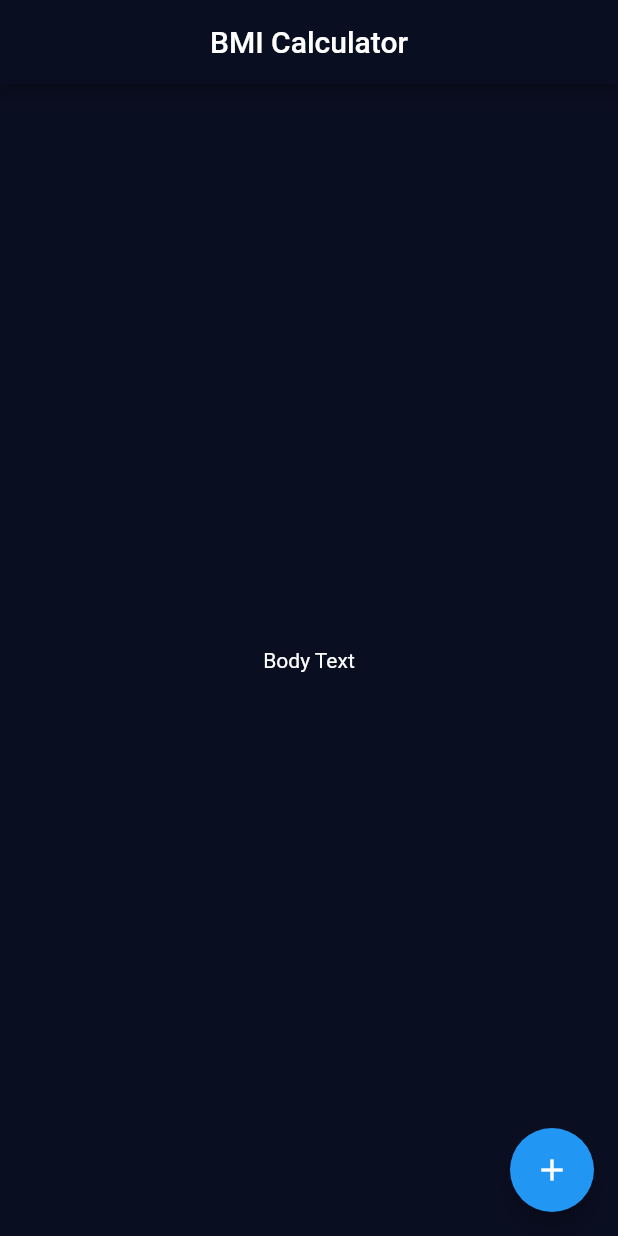
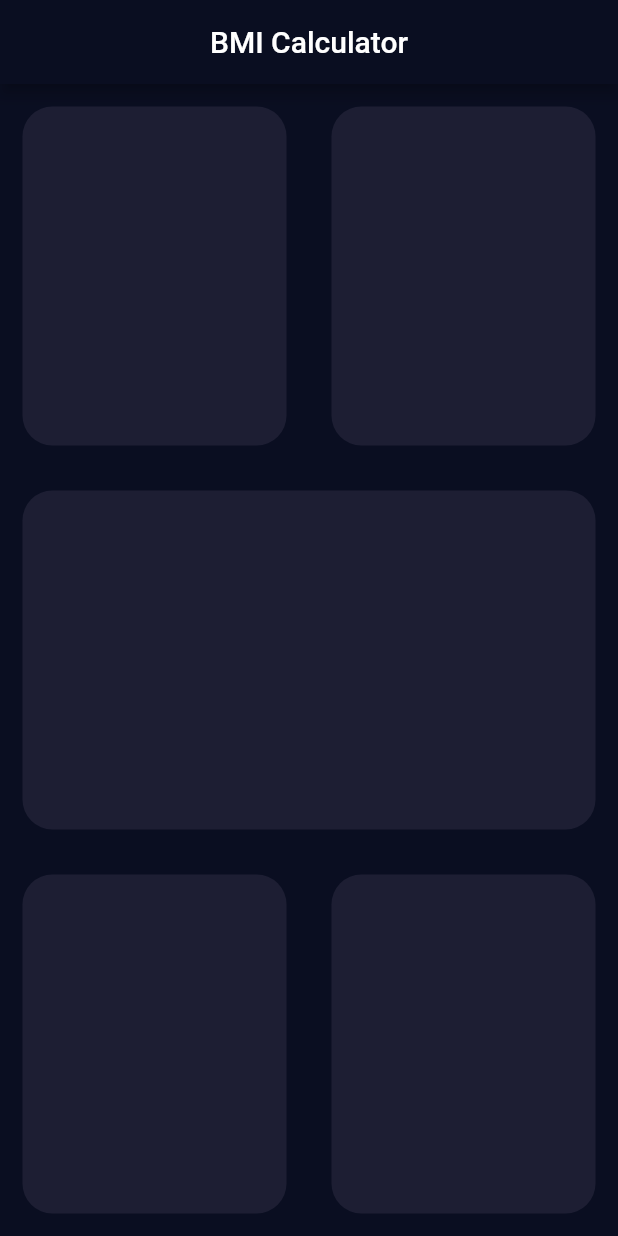
Before and after one commit to Deepak-coder80/BMI-flutter-App, a Flutter app: the screen it shows after launch, on a phone screen of 412 x 824 dp. Run offline on Flutter 3.47's test engine with Material 2 defaults, Android fonts, the phone set to English and light mode, and no system bars.

Commit message:
tiles added

```diff
--- a/lib/home.dart
+++ b/lib/home.dart
@@ -17,15 +17,36 @@ class _BMICalculatorState extends State<BMICalculator> {
         backgroundColor: const Color(0xFF0A0E21),
         centerTitle: true,
       ),
-      body: const Center(
-        child: Text(
-          "Body Text",
-          style: TextStyle(color: Colors.white),
-        ),
+      body: Column(
+        children: [
+          Expanded(
+            child: Row(
+              children: [
+                Expanded(child: card()),
+                Expanded(child: card()),
+              ],
+            ),
+          ),
+          Expanded(child: card()),
+          Expanded(
+            child: Row(
+              children: [
+                Expanded(child: card()),
+                Expanded(child: card()),
+              ],
+            ),
+          ),
+        ],
       ),
-      floatingActionButton: FloatingActionButton(
-        onPressed: () {},
-        child: const Icon(Icons.add),
+    );
+  }
+
+  Widget card() {
+    return Container(
+      margin: const EdgeInsets.all(15.0),
+      decoration: BoxDecoration(
+        color: const Color(0xFF1D1E33),
+        borderRadius: BorderRadius.circular(20.0),
       ),
     );
   }
```
